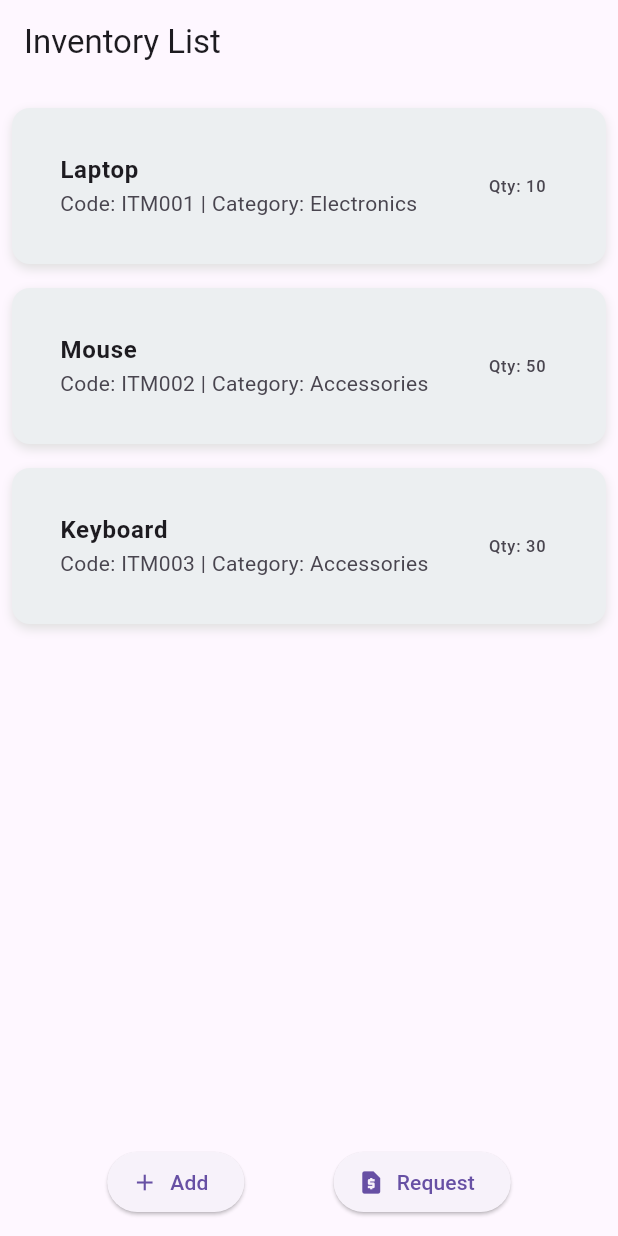
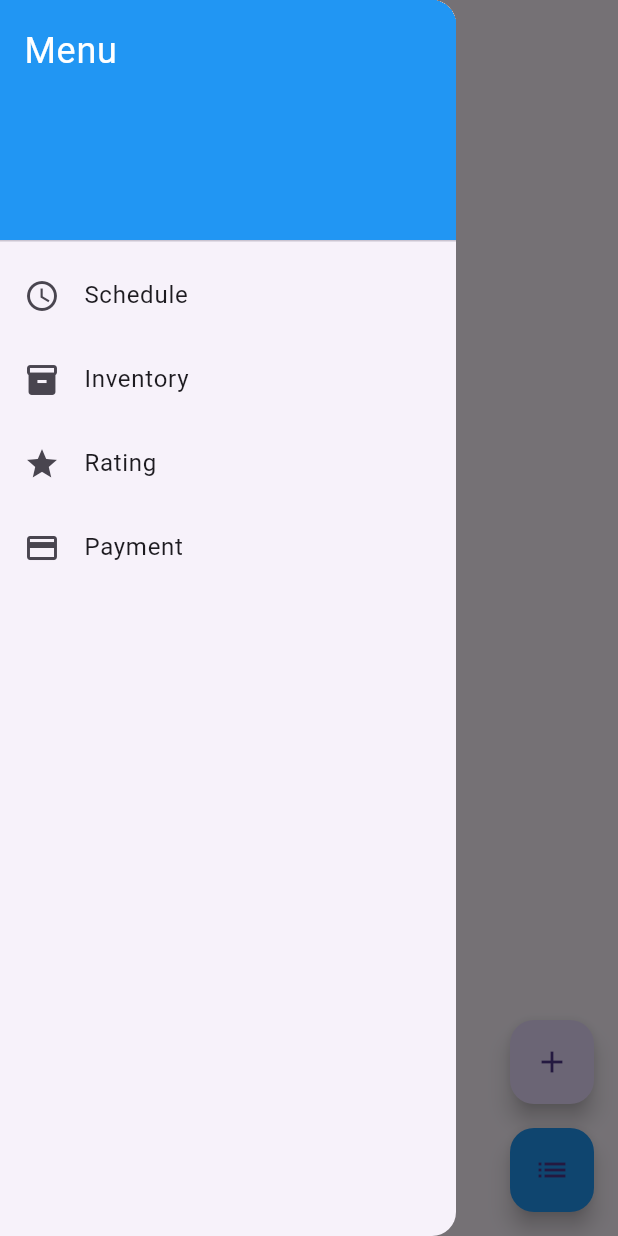
Before and after one commit to imnbtrsya/wms, a Flutter app: the screen it shows after launch, with the side drawer open (before the commit the screen has no drawer), on a phone screen of 412 x 824 dp. Run offline on Flutter 3.47's test engine with Material 3 defaults, Android fonts, the phone set to English and light mode, and no system bars; our stand-ins replace cloud_firestore, firebase_core; accounts and stored records are empty.

Commit message:
database+sidebar

```diff
--- a/lib/main.dart
+++ b/lib/main.dart
@@ -1,13 +1,20 @@
 import 'package:flutter/material.dart';
+import 'package:firebase_core/firebase_core.dart';
+import 'firebase_options.dart';
+
 import 'view/inventoryPage.dart';
+import 'view/addInventory.dart';
+import 'view/editInventory.dart';
 import 'view/itemDetail.dart';
-import 'view/editInventory.dart';
-import 'view/addInventory.dart';
 import 'view/requestList.dart';
 import 'view/requestInventory.dart';
 import 'models/inventoryRecord.dart';
 
-void main() {
+void main() async {
+  WidgetsFlutterBinding.ensureInitialized();
+  await Firebase.initializeApp(
+    options: DefaultFirebaseOptions.currentPlatform,
+  );
   runApp(const MyApp());
 }
 
@@ -17,7 +24,12 @@ class MyApp extends StatelessWidget {
   @override
   Widget build(BuildContext context) {
     return MaterialApp(
-      title: 'Inventory Management',
+      title: 'WMS - Inventory System',
+      debugShowCheckedModeBanner: false,
+      theme: ThemeData(
+        primarySwatch: Colors.blue,
+        useMaterial3: true,
+      ),
       initialRoute: '/',
       routes: {
         '/': (context) => const InventoryPage(),
@@ -26,15 +38,15 @@ class MyApp extends StatelessWidget {
         '/requestInventory': (context) => const RequestInventoryPage(),
       },
       onGenerateRoute: (settings) {
-        if (settings.name == '/itemDetail') {
+        if (settings.name == '/editInventory') {
+          final item = settings.arguments as InventoryRecord;
+          return MaterialPageRoute(
+            builder: (context) => EditInventoryPage(item: item),
+          );
+        } else if (settings.name == '/itemDetail') {
           final item = settings.arguments as InventoryRecord;
           return MaterialPageRoute(
             builder: (context) => ItemDetailPage(item: item),
-          );
-        } else if (settings.name == '/editInventory') {
-          final item = settings.arguments as InventoryRecord;
-          return MaterialPageRoute(
-            builder: (context) => EditInventoryPage(item: item),
           );
         }
         return null;
--- a/lib/pages/inventoryController.dart
+++ b/lib/pages/inventoryController.dart
@@ -1,42 +1,32 @@
+import 'package:cloud_firestore/cloud_firestore.dart';
 import '../models/inventoryRecord.dart';
 
 class InventoryController {
-  final List<InventoryRecord> _items = [
-    InventoryRecord(
-      name: "Laptop",
-      code: "ITM001",
-      category: "Electronics",
-      unitPrice: 1000.0,
-      sellingPrice: 1200.0,
-      quantity: 10,
-    ),
-    InventoryRecord(
-      name: "Mouse",
-      code: "ITM002",
-      category: "Accessories",
-      unitPrice: 15.0,
-      sellingPrice: 25.5,
-      quantity: 50,
-    ),
-    InventoryRecord(
-      name: "Keyboard",
-      code: "ITM003",
-      category: "Accessories",
-      unitPrice: 30.0,
-      sellingPrice: 45.0,
-      quantity: 30,
-    ),
-  ];
+  final FirebaseFirestore _firestore = FirebaseFirestore.instance;
+  final List<InventoryRecord> _items = [];
 
   List<InventoryRecord> getItems() => _items;
 
-  void addItem(InventoryRecord newItem) {
+  /// ✅ Fetch all items from Firestore
+  Future<void> fetchItems() async {
+    final snapshot = await _firestore.collection('inventory').get();
+    _items.clear();
+    for (var doc in snapshot.docs) {
+      _items.add(InventoryRecord.fromMap(doc.data()));
+    }
+  }
+
+  /// ✅ Add a new item to Firestore and local list
+  Future<void> addItem(InventoryRecord newItem) async {
+    await _firestore.collection('inventory').doc(newItem.code).set(newItem.toMap());
     _items.add(newItem);
   }
 
-  void updateItem(InventoryRecord updatedItem) {
+  /// ✅ Update an existing item
+  Future<void> updateItem(InventoryRecord updatedItem) async {
     final index = _items.indexWhere((item) => item.code == updatedItem.code);
     if (index != -1) {
+      await _firestore.collection('inventory').doc(updatedItem.code).update(updatedItem.toMap());
       _items[index] = updatedItem;
     }
   }
--- a/lib/view/editInventory.dart
+++ b/lib/view/editInventory.dart
@@ -1,4 +1,5 @@
 import 'package:flutter/material.dart';
+import 'package:cloud_firestore/cloud_firestore.dart';
 import '../models/inventoryRecord.dart';
 
 class EditInventoryPage extends StatefulWidget {
@@ -42,7 +43,7 @@ class _EditInventoryPageState extends State<EditInventoryPage> {
     super.dispose();
   }
 
-  void _submit() {
+  void _submit() async {
     if (_formKey.currentState!.validate()) {
       final updatedItem = InventoryRecord(
         name: _nameController.text,
@@ -52,6 +53,13 @@ class _EditInventoryPageState extends State<EditInventoryPage> {
         sellingPrice: double.parse(_sellingPriceController.text),
         quantity: int.parse(_quantityController.text),
       );
+
+      // Update in Firestore
+      await FirebaseFirestore.instance
+          .collection('inventory')
+          .doc(updatedItem.code)
+          .update(updatedItem.toMap());
+
       Navigator.pop(context, updatedItem);
     }
   }
@@ -75,7 +83,7 @@ class _EditInventoryPageState extends State<EditInventoryPage> {
                 controller: _codeController,
                 decoration: const InputDecoration(labelText: 'Item Code'),
                 validator: (value) => value == null || value.isEmpty ? 'Please enter a code' : null,
-                enabled: false, // disable editing code to keep it as unique id
+                enabled: false, // Don't allow changing code (ID)
               ),
               TextFormField(
                 controller: _categoryController,
--- a/lib/view/inventoryPage.dart
+++ b/lib/view/inventoryPage.dart
@@ -1,85 +1,82 @@
 import 'package:flutter/material.dart';
-import '../pages/inventoryController.dart';
+import 'package:cloud_firestore/cloud_firestore.dart';
 import '../models/inventoryRecord.dart';
+import '../view/itemDetail.dart';
+import 'sidebar.dart'; // Make sure this path is correct
 
-class InventoryPage extends StatefulWidget {
+class InventoryPage extends StatelessWidget {
   const InventoryPage({super.key});
 
   @override
-  State<InventoryPage> createState() => _InventoryPageState();
+  Widget build(BuildContext context) {
+    return Scaffold(
+      appBar: AppBar(title: const Text('Inventory List')),
+      drawer: const AppSidebar(), // Use the sidebar widget
+      body: StreamBuilder<QuerySnapshot>(
+        stream: FirebaseFirestore.instance.collection('inventory').snapshots(),
+        builder: (context, snapshot) {
+          if (snapshot.hasError) {
+            return const Center(child: Text('Something went wrong'));
+          }
+          if (snapshot.connectionState == ConnectionState.waiting) {
+            return const Center(child: CircularProgressIndicator());
           }
 
-class _InventoryPageState extends State<InventoryPage> {
-  final InventoryController _controller = InventoryController();
+          final items = snapshot.data!.docs.map((doc) {
+            final data = doc.data() as Map<String, dynamic>;
+            return InventoryRecord.fromMap(data);
+          }).toList();
 
-  @override
-  Widget build(BuildContext context) {
-    final items = _controller.getItems();
+          if (items.isEmpty) {
+            return const Center(child: Text('No inventory items found.'));
+          }
 
-    return Scaffold(
-      appBar: AppBar(title: const Text('Inventory List')),
-      body: ListView.builder(
-        padding: const EdgeInsets.all(8),
+          return ListView.builder(
             itemCount: items.length,
             itemBuilder: (context, index) {
               final item = items[index];
-          return Container(
-            margin: const EdgeInsets.symmetric(vertical: 8),
-            padding: const EdgeInsets.all(16),
-            decoration: BoxDecoration(
-              color: Colors.blueGrey.shade50,
-              borderRadius: BorderRadius.circular(12),
-              boxShadow: [
-                BoxShadow(
-                  color: Colors.grey.shade300,
-                  blurRadius: 5,
-                  offset: const Offset(0, 3),
+              return ListTile(
+                title: Text(item.name),
+                subtitle: Text('Code: ${item.code}'),
+                onTap: () async {
+                  final updated = await Navigator.push(
+                    context,
+                    MaterialPageRoute(
+                      builder: (context) => ItemDetailPage(item: item),
                     ),
-              ],
-            ),
-            child: ListTile(
-              title: Text(item.name, style: const TextStyle(fontWeight: FontWeight.bold)),
-              subtitle: Text('Code: ${item.code} | Category: ${item.category}'),
-              trailing: Text('Qty: ${item.quantity}'),
-              onTap: () async {
-                final updatedItem = await Navigator.pushNamed(context, '/itemDetail', arguments: item) as InventoryRecord?;
-                if (updatedItem != null) {
-                  setState(() {
-                    _controller.updateItem(updatedItem);
-                  });
+                  );
+                  if (updated != null) {
+                    ScaffoldMessenger.of(context).showSnackBar(
+                      const SnackBar(content: Text('Item updated.')),
+                    );
                   }
                 },
-            ),
+              );
+            },
           );
         },
       ),
-      bottomNavigationBar: Padding(
-        padding: const EdgeInsets.all(12.0),
-        child: Row(
-          mainAxisAlignment: MainAxisAlignment.spaceEvenly,
+      floatingActionButton: Column(
+        mainAxisAlignment: MainAxisAlignment.end,
         children: [
-            ElevatedButton.icon(
-              icon: const Icon(Icons.add),
-              label: const Text('Add'),
-              onPressed: () async {
-                final newItem = await Navigator.pushNamed(context, '/addInventory') as InventoryRecord?;
-                if (newItem != null) {
-                  setState(() {
-                    _controller.addItem(newItem);
-                  });
-                }
+          FloatingActionButton(
+            heroTag: 'addInventory',
+            child: const Icon(Icons.add),
+            onPressed: () {
+              Navigator.pushNamed(context, '/addInventory');
             },
           ),
-            ElevatedButton.icon(
-              icon: const Icon(Icons.request_page),
-              label: const Text('Request'),
+          const SizedBox(height: 16),
+          FloatingActionButton(
+            heroTag: 'requestList',
+            backgroundColor: Colors.blue,
+            child: const Icon(Icons.list),
             onPressed: () {
               Navigator.pushNamed(context, '/requestList');
             },
           ),
         ],
       ),
-      ),
     );
   }
 }
--- a/lib/view/requestInventory.dart
+++ b/lib/view/requestInventory.dart
@@ -1,4 +1,5 @@
 import 'package:flutter/material.dart';
+import 'package:cloud_firestore/cloud_firestore.dart';
 import '../models/inventoryRequest.dart';
 
 class RequestInventoryPage extends StatefulWidget {
@@ -10,7 +11,6 @@ class RequestInventoryPage extends StatefulWidget {
 
 class _RequestInventoryPageState extends State<RequestInventoryPage> {
   final _formKey = GlobalKey<FormState>();
-
   final _nameController = TextEditingController();
   String? _selectedAddress;
 
@@ -22,13 +22,23 @@ class _RequestInventoryPageState extends State<RequestInventoryPage> {
     super.dispose();
   }
 
-  void _submit() {
+  Future<void> _submit() async {
     if (_formKey.currentState!.validate() && _selectedAddress != null) {
       final newRequest = InventoryRequest(
         name: _nameController.text,
         address: _selectedAddress!,
       );
-      Navigator.pop(context, newRequest);
+
+      try {
+        await FirebaseFirestore.instance
+            .collection('requests')
+            .add(newRequest.toMap());
+        Navigator.pop(context, newRequest);
+      } catch (e) {
+        ScaffoldMessenger.of(context).showSnackBar(
+          SnackBar(content: Text('Failed to save: $e')),
+        );
+      }
     } else if (_selectedAddress == null) {
       ScaffoldMessenger.of(context).showSnackBar(
         const SnackBar(content: Text('Please select an address')),
@@ -40,6 +50,37 @@ class _RequestInventoryPageState extends State<RequestInventoryPage> {
   Widget build(BuildContext context) {
     return Scaffold(
       appBar: AppBar(title: const Text('Add Inventory Request')),
+      drawer: Drawer(
+        child: ListView(
+          padding: EdgeInsets.zero,
+          children: [
+            const DrawerHeader(
+              decoration: BoxDecoration(color: Colors.blue),
+              child: Text('Menu', style: TextStyle(color: Colors.white, fontSize: 24)),
+            ),
+            ListTile(
+              leading: const Icon(Icons.schedule),
+              title: const Text('Schedule'),
+              onTap: () {}, // implement if needed
+            ),
+            ListTile(
+              leading: const Icon(Icons.inventory),
+              title: const Text('Inventory'),
+              onTap: () => Navigator.pushNamed(context, '/inventory'),
+            ),
+            ListTile(
+              leading: const Icon(Icons.star),
+              title: const Text('Rating'),
+              onTap: () {}, // implement if needed
+            ),
+            ListTile(
+              leading: const Icon(Icons.payment),
+              title: const Text('Payment'),
+              onTap: () {}, // implement if needed
+            ),
+          ],
+        ),
+      ),
       body: Padding(
         padding: const EdgeInsets.all(16.0),
         child: Form(
--- /dev/null
+++ b/lib/view/sidebar.dart
@@ -0,0 +1,51 @@
+import 'package:flutter/material.dart';
+
+class AppSidebar extends StatelessWidget {
+  const AppSidebar({super.key});
+
+  @override
+  Widget build(BuildContext context) {
+    return Drawer(
+      child: ListView(
+        padding: EdgeInsets.zero,
+        children: [
+          const DrawerHeader(
+            decoration: BoxDecoration(color: Colors.blue),
+            child: Text('Menu', style: TextStyle(color: Colors.white, fontSize: 24)),
+          ),
+          ListTile(
+            leading: const Icon(Icons.schedule),
+            title: const Text('Schedule'),
+            onTap: () {
+              Navigator.pop(context); // Add actual navigation if needed
+            },
+          ),
+          ListTile(
+            leading: const Icon(Icons.inventory),
+            title: const Text('Inventory'),
+            onTap: () {
+              Navigator.pop(context);
+              Navigator.pushReplacementNamed(context, '/'); // Refresh inventory page
+            },
+          ),
+          ListTile(
+            leading: const Icon(Icons.star),
+            title: const Text('Rating'),
+            onTap: () {
+              Navigator.pop(context);
+              // Add navigation when module is ready
+            },
+          ),
+          ListTile(
+            leading: const Icon(Icons.payment),
+            title: const Text('Payment'),
+            onTap: () {
+              Navigator.pop(context);
+              // Add navigation when module is ready
+            },
+          ),
+        ],
+      ),
+    );
+  }
+}
```
Also changed, not shown: lib/models/inventoryRecord.dart (+22 -0 lines), lib/models/inventoryRequest.dart (+17 -1 lines), lib/pages/requestController.dart (+13 -4 lines), lib/view/addInventory.dart (+10 -2 lines), lib/view/itemDetail.dart (+16 -3 lines), lib/view/requestList.dart (+35 -7 lines), pubspec.yaml (+5 -67 lines), firebase.json (added), lib/firebase_options.dart (added), pubspec.lock, 18 other files. Lines whose indentation alone changed are shown as unchanged.
